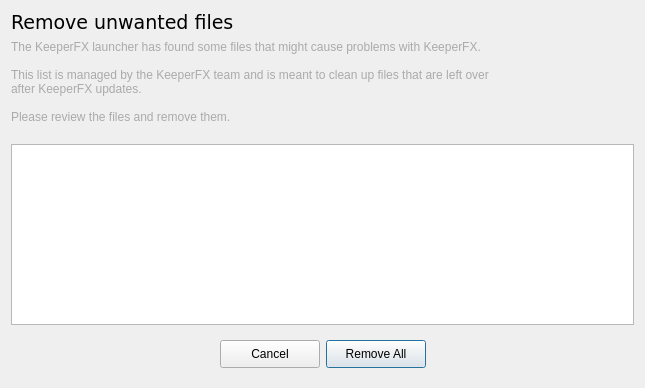
Qt form ui/fileremoverdialog.ui (yani/keeperfx-launcher-qt) before a commit.
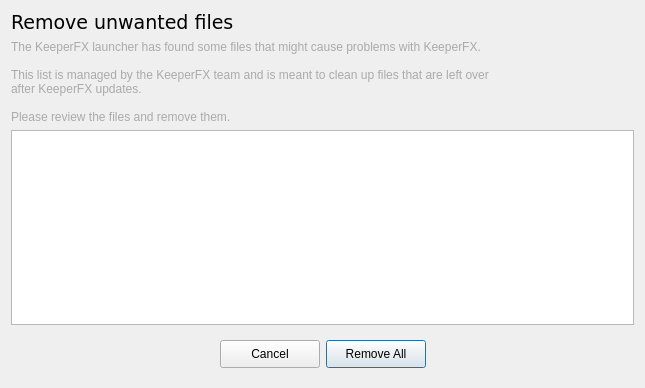
The same form after that commit.

Diff of the .ui file:
```diff
--- a/ui/fileremoverdialog.ui
+++ b/ui/fileremoverdialog.ui
@@ -53,14 +53,12 @@
 }</string>
      </property>
      <property name="text">
-      <string>&lt;html&gt;&lt;head/&gt;&lt;body&gt;
-&lt;p&gt;The KeeperFX launcher has found some files that might cause problems with KeeperFX.&lt;br /&gt;&lt;br /&gt;
+      <string comment="Information Label">The KeeperFX launcher has found some files that might cause problems with KeeperFX.
 
-This list is managed by the KeeperFX team and is meant to clean up files that are left over&lt;br/&gt;
-after KeeperFX updates.
+This list is managed by the KeeperFX team and is meant to clean up files that are left over
+after KeeperFX updates. 
 
-&lt;br/&gt;&lt;br/&gt;
-Please review the files and remove them.&lt;br/&gt;&lt;/p&gt;&lt;/body&gt;&lt;/html&gt;</string>
+Please review the files and remove them.</string>
      </property>
      <property name="alignment">
       <set>Qt::AlignmentFlag::AlignLeading|Qt::AlignmentFlag::AlignLeft|Qt::AlignmentFlag::AlignTop</set>
```
Left out of the diff: 6 changed lines with no effect on the pictures.
